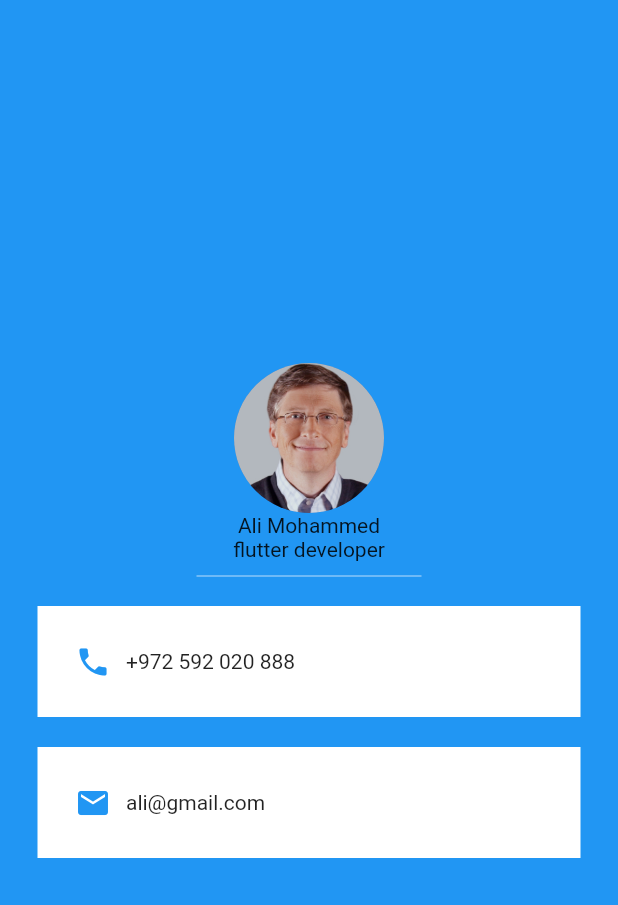
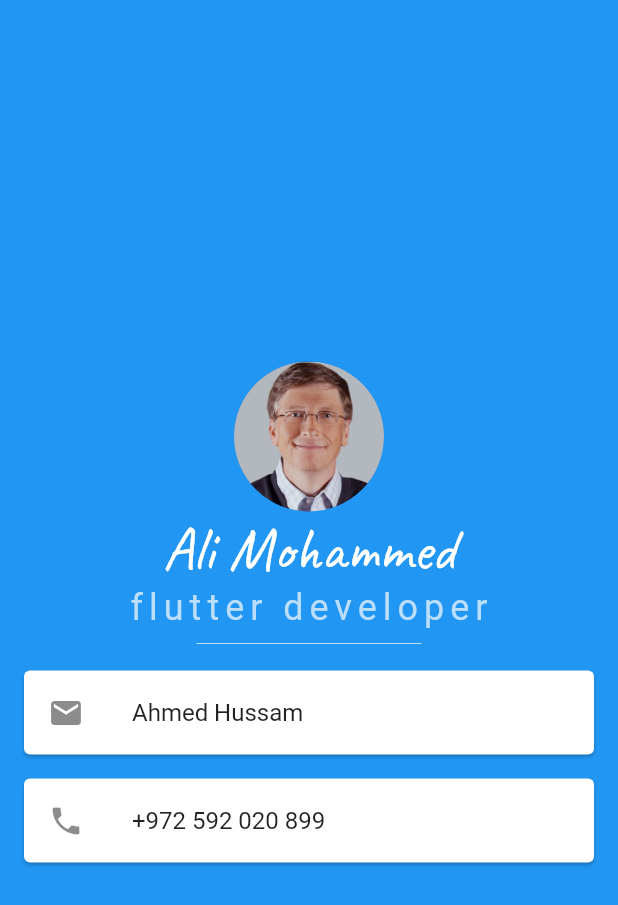
Before and after one commit to janataanfor/personal_profile_ex_02, a Flutter app: the screen it shows after launch, on a phone screen of 412 x 824 dp. Shown: the top 905 px of the screen. Run offline on Flutter 3.47's test engine with Material 2 defaults, Android fonts, the phone set to English and light mode, and no system bars.

Commit message:
add card and listTile Widgets

```diff
--- a/lib/main.dart
+++ b/lib/main.dart
@@ -22,9 +22,19 @@ class MyApp extends StatelessWidget {
             ),
             Text(
               'Ali Mohammed',
+              style: TextStyle(
+                color: Colors.white,
+                fontSize: 40,
+                fontFamily: "Caveat",
+              ),
             ),
             Text(
               'flutter developer',
+              style: TextStyle(
+                color: Colors.blue[100],
+                fontSize: 24,
+                letterSpacing: 4,
+              ),
             ),
             SizedBox(
               height: 20.0,
@@ -33,47 +43,18 @@ class MyApp extends StatelessWidget {
                 color: Colors.blue.shade100,
               ),
             ),
-            Container(
-              margin: EdgeInsets.symmetric(vertical: 10.0, horizontal: 25.0),
-              padding: EdgeInsets.all(25),
-              color: Colors.white,
-              child: Row(
-                children: [
-                  Icon(
-                    Icons.phone,
-                    color: Colors.blue,
-                  ),
-                  SizedBox(
-                    width: 10,
-                  ),
-                  Text(
-                    '+972 592 020 888',
-                    // style: TextStyle(
-                    //   color: Colors.blue.shade900,
-                    //   fontFamily: 'Source Sans Pro',
-                    //   fontSize: 20.0,
-                    // ),
-                  ),
-                ],
+            Card(
+              margin: EdgeInsets.symmetric(horizontal: 16, vertical: 8),
+              child: ListTile(
+                leading: Icon(Icons.email),
+                title: Text('Ahmed Hussam'),
               ),
             ),
-            Container(
-              margin: EdgeInsets.symmetric(vertical: 10.0, horizontal: 25.0),
-              padding: EdgeInsets.all(25),
-              color: Colors.white,
-              child: Row(
-                children: [
-                  Icon(
-                    Icons.mail,
-                    color: Colors.blue,
-                  ),
-                  SizedBox(
-                    width: 10,
-                  ),
-                  Text(
-                    'ali@gmail.com',
-                  ),
-                ],
+            Card(
+              margin: EdgeInsets.symmetric(horizontal: 16, vertical: 8),
+              child: ListTile(
+                leading: Icon(Icons.phone),
+                title: Text('+972 592 020 899'),
               ),
             ),
           ],
```
Also changed, not shown: pubspec.yaml (+6 -6 lines), fonts/Caveat-Regular.ttf (added).
